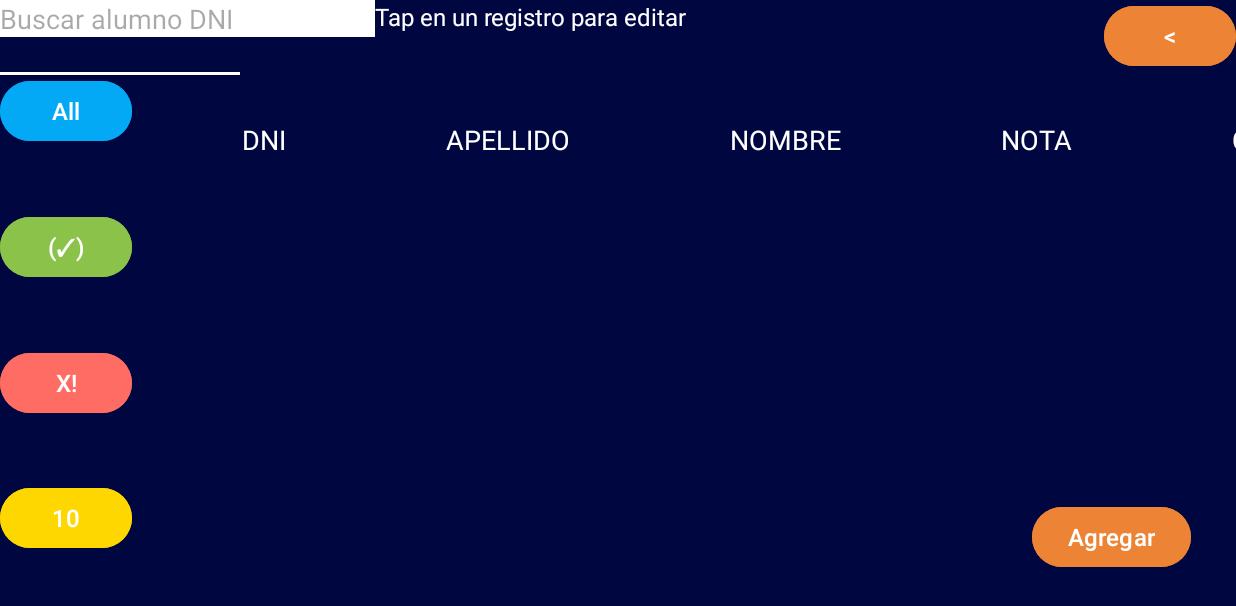
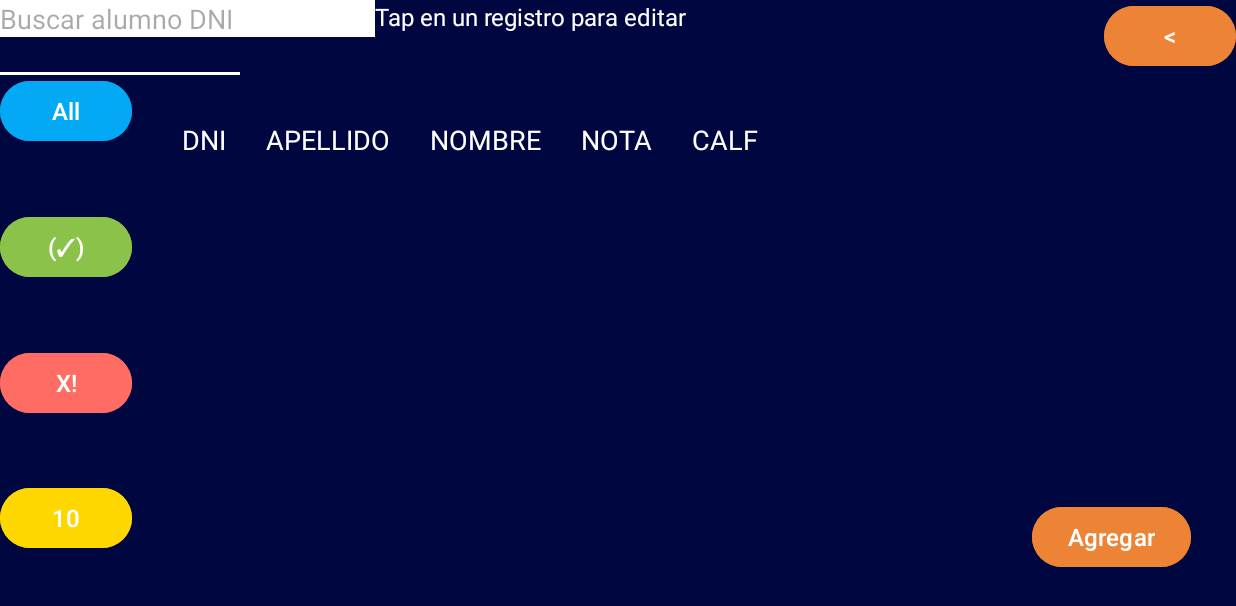
Before and after one commit to lcue1/actividad_en_clase_1, an Android app: the StudentsActivity screen opened directly, with no data from a screen before it, on a phone screen of 824 x 412 dp (held sideways). Shown: the top 606 px of the screen. Run offline under Robolectric (Android 15) with nearby library versions, the phone set to English and light mode, and no system bars.

Commit message:
Change size into grid Student activity

```diff
--- a/GestionAlumnos/app/src/main/java/com/example/gestionalumnos/StudentsActivity.kt
+++ b/GestionAlumnos/app/src/main/java/com/example/gestionalumnos/StudentsActivity.kt
@@ -55,7 +55,7 @@ class StudentsActivity : AppCompatActivity() {
             val textView = TextView(this).apply {
                 text = title
                 textSize = 18f
-                setPadding(80, 16, 80, 16)
+                setPadding(20, 16, 20, 16)
                 setTextColor(Color.WHITE)
                 layoutParams = GridLayout.LayoutParams().apply {
                     rowSpec = GridLayout.spec(0) // First row for titles
@@ -75,7 +75,7 @@ class StudentsActivity : AppCompatActivity() {
                 val textView = TextView(this).apply {
                     text = cell
                     textSize = 16f
-                    setPadding(80, 25, 80, 25)
+                    setPadding(20, 25, 20, 25)
                     setTextColor(Color.WHITE)
                     layoutParams = GridLayout.LayoutParams().apply {
                         rowSpec = GridLayout.spec(rowIndex + 1) // Rows start at 1
```
